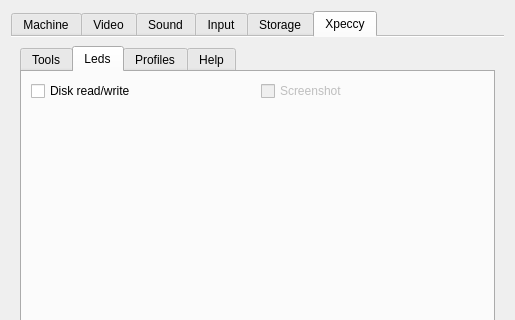
The window that ui/setupwin.ui (samstyle/Xpeccy) describes before a commit, drawn with Qt 5; both pictures show x 0 to 515 and y 0 to 320 of the 515 by 473 pixel window.
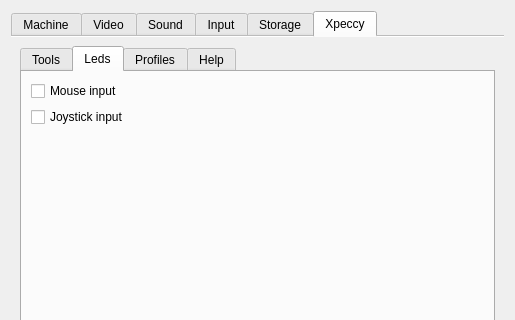
The same window after the commit. The open tabs and pages were chosen to show the change. Icons and pictures are not drawn.

Commit message: build 20141122 [+] leds showing on K-mouse & K-joystick input

```diff
--- a/ui/setupwin.ui
+++ b/ui/setupwin.ui
@@ -2699,17 +2699,14 @@
                <item row="0" column="0">
                 <widget class="QCheckBox" name="diskLed">
                  <property name="text">
-                  <string>Disk read/write</string>
+                  <string>Mouse input</string>
                  </property>
                 </widget>
                </item>
-               <item row="0" column="1">
-                <widget class="QCheckBox" name="shotLed">
-                 <property name="enabled">
-                  <bool>false</bool>
-                 </property>
+               <item row="1" column="0">
+                <widget class="QCheckBox" name="cbJoyLed">
                  <property name="text">
-                  <string>Screenshot</string>
+                  <string>Joystick input</string>
                  </property>
                 </widget>
                </item>
```
Left out of the diff: 2 changed lines with no effect on the pictures. The commit also changes 16 other files.
